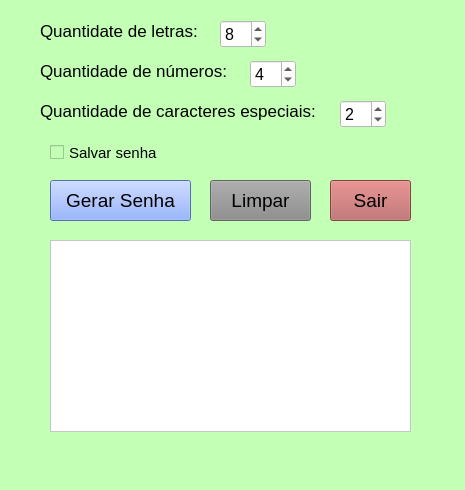
First picture: the form in ui/tela.ui, repository sandenbergmelo/gerador-de-senhas-python, before the edit.
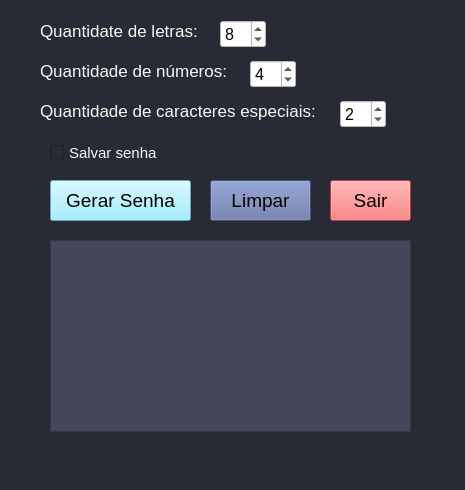
Second picture: the form after the edit.

Commit message: Alterada a paleta de cores para Dracula

Patch:
```diff
--- a/ui/tela.ui
+++ b/ui/tela.ui
@@ -14,7 +14,7 @@
    <string>Gerador de senhas</string>
   </property>
   <property name="styleSheet">
-   <string notr="true">background-color: rgb(195, 255, 181);</string>
+   <string notr="true">background-color: rgb(40, 42, 54);</string>
   </property>
   <widget class="QWidget" name="centralwidget">
    <widget class="QLabel" name="label">
@@ -31,6 +31,9 @@
       <pointsize>13</pointsize>
      </font>
     </property>
+    <property name="styleSheet">
+     <string notr="true">color: rgb(248, 248, 242);</string>
+    </property>
     <property name="text">
      <string>Quantidate de letras:</string>
     </property>
@@ -49,6 +52,9 @@
       <pointsize>13</pointsize>
      </font>
     </property>
+    <property name="styleSheet">
+     <string notr="true">color: rgb(248, 248, 242);</string>
+    </property>
     <property name="text">
      <string>Quantidade de números:</string>
     </property>
@@ -67,6 +73,9 @@
       <pointsize>13</pointsize>
      </font>
     </property>
+    <property name="styleSheet">
+     <string notr="true">color: rgb(248, 248, 242);</string>
+    </property>
     <property name="text">
      <string>Quantidade de caracteres especiais:</string>
     </property>
@@ -89,7 +98,7 @@
      <cursorShape>PointingHandCursor</cursorShape>
     </property>
     <property name="styleSheet">
-     <string notr="true"/>
+     <string notr="true">color: rgb(248, 248, 242);</string>
     </property>
     <property name="text">
      <string>Salvar senha</string>
@@ -182,7 +191,7 @@
      </font>
     </property>
     <property name="styleSheet">
-     <string notr="true">background-color: rgb(117, 154, 255);</string>
+     <string notr="true">background-color: rgb(139, 233, 253);</string>
     </property>
     <property name="text">
      <string>Gerar Senha</string>
@@ -210,7 +219,8 @@
      <enum>Qt::DefaultContextMenu</enum>
     </property>
     <property name="styleSheet">
-     <string notr="true">background-color: rgb(255, 255, 255);</string>
+     <string notr="true">color: rgb(248, 248, 242);
+background-color: rgb(68, 71, 90);</string>
     </property>
     <property name="autoScrollMargin">
      <number>16</number>
@@ -261,7 +271,7 @@
      </font>
     </property>
     <property name="styleSheet">
-     <string notr="true">background-color: rgb(139, 139, 139);</string>
+     <string notr="true">background-color: rgb(98, 114, 164);</string>
     </property>
     <property name="text">
      <string>Limpar</string>
@@ -282,7 +292,7 @@
      </font>
     </property>
     <property name="styleSheet">
-     <string notr="true">background-color: rgb(181, 92, 92);</string>
+     <string notr="true">background-color: rgb(255, 85, 85);</string>
     </property>
     <property name="text">
      <string>Sair</string>
```
The commit also changes 1 other file.
